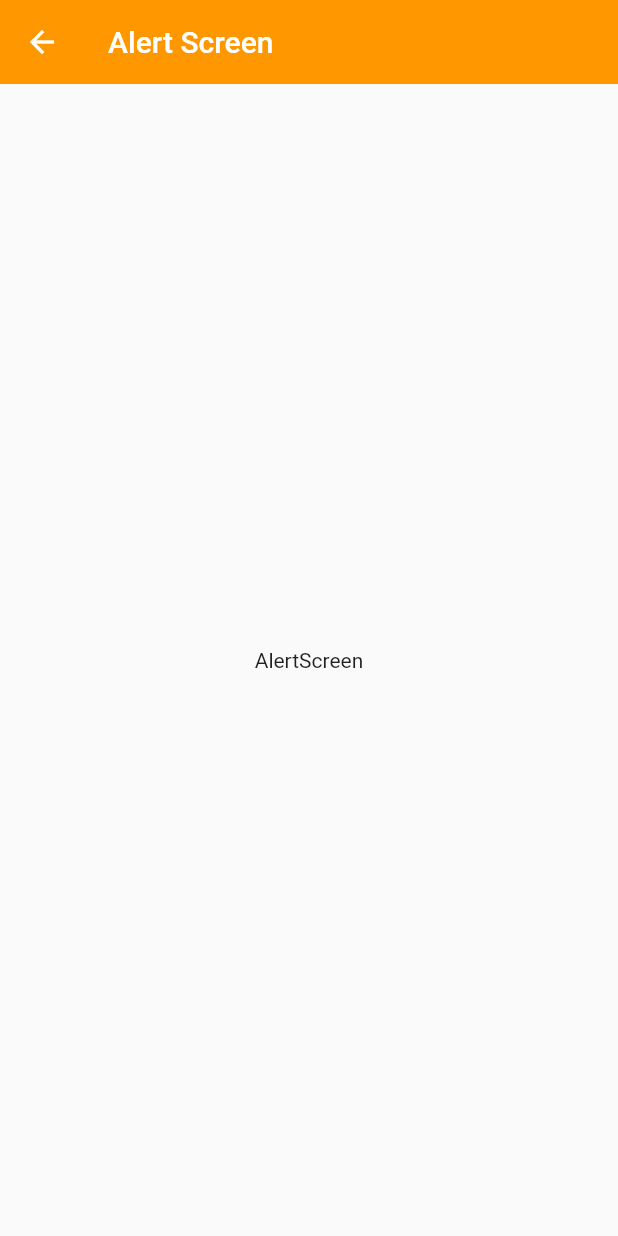
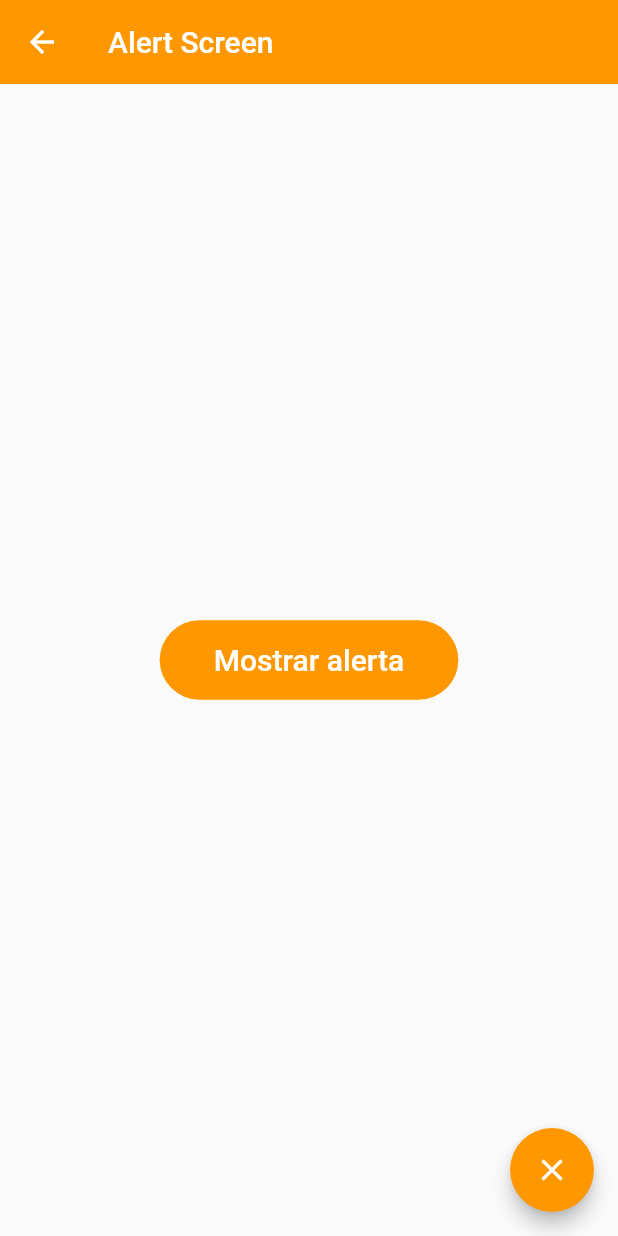
Before and after one commit to slopezalvas/fl_components, a Flutter app: the AlertScreen screen opened by its route, on a phone screen of 412 x 824 dp. Run offline on Flutter 3.47's test engine with Material 2 defaults, Android fonts, the phone set to English and light mode, and no system bars.

Commit message:
Alert Screen - Diseño

```diff
--- a/lib/screens/alert_screen.dart
+++ b/lib/screens/alert_screen.dart
@@ -11,9 +11,21 @@ class AlertScreen extends StatelessWidget {
         title: const Text('Alert Screen'),
         elevation: 0,
       ),
-      body: const Center(
-         child: Text('AlertScreen'),
+      body: Center(
+         child: ElevatedButton(
+          child: const Padding(
+            padding:  EdgeInsets.symmetric( horizontal:  20, vertical: 15),
+          child:  Text('Mostrar alerta', style: TextStyle(fontSize: 20)),
+
+          ),
+          onPressed: () {},
+        )
       ),
+      floatingActionButton: FloatingActionButton(
+        child: const Icon (Icons.close),
+        onPressed: () {
+          Navigator.pop(context);
+      },),
     );
   }
 }
--- a/lib/theme/app_theme.dart
+++ b/lib/theme/app_theme.dart
@@ -16,8 +16,23 @@ class AppTheme {
 
         //TextButton Theme
         textButtonTheme: TextButtonThemeData(
-          style: TextButton.styleFrom(primary: primary)
+          style: TextButton.styleFrom(foregroundColor: primary)
         ),
+
+        //FloatingActionButtons
+        floatingActionButtonTheme: const FloatingActionButtonThemeData(
+          backgroundColor: primary,
+          elevation: 5
+        ),
+
+        //ElevatedButtons
+        elevatedButtonTheme: ElevatedButtonThemeData(
+           style: ElevatedButton.styleFrom(
+            backgroundColor: Colors.orange,
+            shape: const StadiumBorder(),
+            elevation: 0
+          ),
+        )
       );
 
    static final ThemeData darkTheme = ThemeData.dark().copyWith(
```
